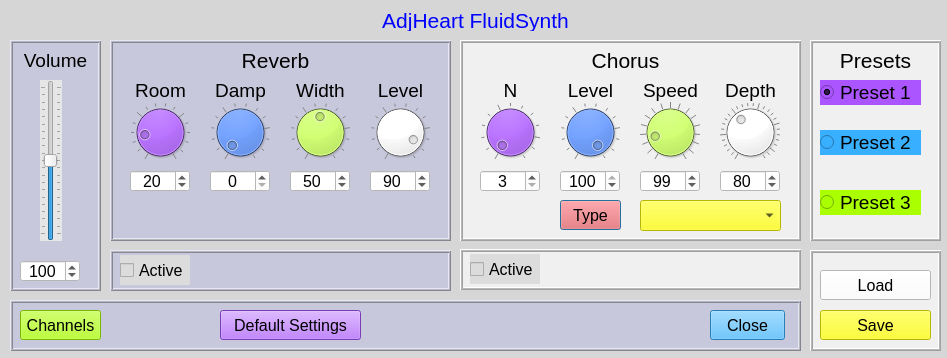
This is AdjRaspi5qtSynthApp_2/Dialog_AdjFluidSynth.ui in nahumbudin/AdjRaspi5qtSynthApp_2 as Qt 5 draws it before an edit. The edited form follows.
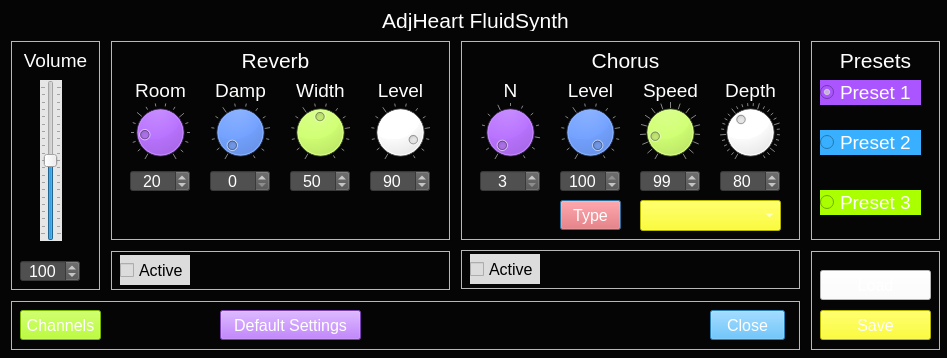
This is the edited form. Custom widgets are drawn as their Qt base class.

```diff
--- a/AdjRaspi5qtSynthApp_2/Dialog_AdjFluidSynth.ui
+++ b/AdjRaspi5qtSynthApp_2/Dialog_AdjFluidSynth.ui
@@ -16,54 +16,54 @@
      <colorrole role="WindowText">
       <brush brushstyle="SolidPattern">
        <color alpha="255">
-        <red>0</red>
-        <green>0</green>
-        <blue>0</blue>
+        <red>255</red>
+        <green>255</green>
+        <blue>255</blue>
        </color>
       </brush>
      </colorrole>
      <colorrole role="Button">
       <brush brushstyle="SolidPattern">
        <color alpha="255">
-        <red>214</red>
-        <green>214</green>
-        <blue>214</blue>
+        <red>5</red>
+        <green>5</green>
+        <blue>5</blue>
        </color>
       </brush>
      </colorrole>
      <colorrole role="Text">
       <brush brushstyle="SolidPattern">
        <color alpha="255">
-        <red>0</red>
-        <green>0</green>
-        <blue>0</blue>
+        <red>255</red>
+        <green>255</green>
+        <blue>255</blue>
        </color>
       </brush>
      </colorrole>
      <colorrole role="ButtonText">
       <brush brushstyle="SolidPattern">
        <color alpha="255">
-        <red>0</red>
-        <green>0</green>
-        <blue>0</blue>
+        <red>255</red>
+        <green>255</green>
+        <blue>255</blue>
        </color>
       </brush>
      </colorrole>
      <colorrole role="Base">
       <brush brushstyle="SolidPattern">
        <color alpha="255">
-        <red>214</red>
-        <green>214</green>
-        <blue>214</blue>
+        <red>5</red>
+        <green>5</green>
+        <blue>5</blue>
        </color>
       </brush>
      </colorrole>
      <colorrole role="Window">
       <brush brushstyle="SolidPattern">
        <color alpha="255">
-        <red>214</red>
-        <green>214</green>
-        <blue>214</blue>
+        <red>5</red>
+        <green>5</green>
+        <blue>5</blue>
        </color>
       </brush>
      </colorrole>
@@ -72,54 +72,54 @@
      <colorrole role="WindowText">
       <brush brushstyle="SolidPattern">
        <color alpha="255">
-        <red>0</red>
-        <green>0</green>
-        <blue>0</blue>
+        <red>255</red>
+        <green>255</green>
+        <blue>255</blue>
        </color>
       </brush>
      </colorrole>
      <colorrole role="Button">
       <brush brushstyle="SolidPattern">
        <color alpha="255">
-        <red>214</red>
-        <green>214</green>
-        <blue>214</blue>
+        <red>5</red>
+        <green>5</green>
+        <blue>5</blue>
        </color>
       </brush>
      </colorrole>
      <colorrole role="Text">
       <brush brushstyle="SolidPattern">
        <color alpha="255">
-        <red>0</red>
-        <green>0</green>
-        <blue>0</blue>
+        <red>255</red>
+        <green>255</green>
+        <blue>255</blue>
        </color>
       </brush>
      </colorrole>
      <colorrole role="ButtonText">
       <brush brushstyle="SolidPattern">
        <color alpha="255">
-        <red>0</red>
-        <green>0</green>
-        <blue>0</blue>
+        <red>255</red>
+        <green>255</green>
+        <blue>255</blue>
        </color>
       </brush>
      </colorrole>
      <colorrole role="Base">
       <brush brushstyle="SolidPattern">
        <color alpha="255">
-        <red>214</red>
-        <green>214</green>
-        <blue>214</blue>
+        <red>5</red>
+        <green>5</green>
+        <blue>5</blue>
        </color>
       </brush>
      </colorrole>
      <colorrole role="Window">
       <brush brushstyle="SolidPattern">
        <color alpha="255">
-        <red>214</red>
-        <green>214</green>
-        <blue>214</blue>
+        <red>5</red>
+        <green>5</green>
+        <blue>5</blue>
        </color>
       </brush>
      </colorrole>
@@ -128,54 +128,54 @@
      <colorrole role="WindowText">
       <brush brushstyle="SolidPattern">
        <color alpha="255">
-        <red>0</red>
-        <green>0</green>
-        <blue>0</blue>
+        <red>255</red>
+        <green>255</green>
+        <blue>255</blue>
        </color>
       </brush>
      </colorrole>
      <colorrole role="Button">
       <brush brushstyle="SolidPattern">
        <color alpha="255">
-        <red>214</red>
-        <green>214</green>
-        <blue>214</blue>
+        <red>5</red>
+        <green>5</green>
+        <blue>5</blue>
        </color>
       </brush>
      </colorrole>
      <colorrole role="Text">
       <brush brushstyle="SolidPattern">
        <color alpha="255">
-        <red>0</red>
-        <green>0</green>
-        <blue>0</blue>
+        <red>255</red>
+        <green>255</green>
+        <blue>255</blue>
        </color>
       </brush>
      </colorrole>
      <colorrole role="ButtonText">
       <brush brushstyle="SolidPattern">
        <color alpha="255">
-        <red>0</red>
-        <green>0</green>
-        <blue>0</blue>
+        <red>255</red>
+        <green>255</green>
+        <blue>255</blue>
        </color>
       </brush>
      </colorrole>
      <colorrole role="Base">
       <brush brushstyle="SolidPattern">
        <color alpha="255">
-        <red>214</red>
-        <green>214</green>
-        <blue>214</blue>
+        <red>5</red>
+        <green>5</green>
+        <blue>5</blue>
        </color>
       </brush>
      </colorrole>
      <colorrole role="Window">
       <brush brushstyle="SolidPattern">
        <color alpha="255">
-        <red>214</red>
-        <green>214</green>
-        <blue>214</blue>
+        <red>5</red>
+        <green>5</green>
+        <blue>5</blue>
        </color>
       </brush>
      </colorrole>
@@ -186,8 +186,8 @@
    <string>FluidSynth</string>
   </property>
   <property name="styleSheet">
-   <string notr="true">background-color: rgb(214, 214, 214);
-color: rgb(128,128,1285);</string>
+   <string notr="true">color: rgb(255, 255, 255);
+background-color: rgb(5, 5, 5);</string>
   </property>
   <widget class="QFrame" name="frame_Reverb">
    <property name="geometry">
@@ -204,7 +204,8 @@
     </font>
    </property>
    <property name="styleSheet">
-    <string notr="true">background-color: rgb(200,200,220);</string>
+    <string notr="true">color: rgb(255, 255, 255);
+background-color: rgb(5, 5, 5);</string>
    </property>
    <property name="frameShape">
     <enum>QFrame::Box</enum>
@@ -342,7 +343,8 @@
      </font>
     </property>
     <property name="styleSheet">
-     <string notr="true">background-color: rgb(255, 255, 255);</string>
+     <string notr="true">background-color: rgb(80,80,80);
+color: rgb(255, 255, 255);</string>
     </property>
     <property name="alignment">
      <set>Qt::AlignCenter</set>
@@ -369,7 +371,8 @@
      </font>
     </property>
     <property name="styleSheet">
-     <string notr="true">background-color: rgb(255, 255, 255);</string>
+     <string notr="true">background-color: rgb(80,80,80);
+color: rgb(255, 255, 255);</string>
     </property>
     <property name="alignment">
      <set>Qt::AlignCenter</set>
@@ -396,7 +399,8 @@
      </font>
     </property>
     <property name="styleSheet">
-     <string notr="true">background-color: rgb(255, 255, 255);</string>
+     <string notr="true">background-color: rgb(80,80,80);
+color: rgb(255, 255, 255);</string>
     </property>
     <property name="alignment">
      <set>Qt::AlignCenter</set>
@@ -423,7 +427,8 @@
      </font>
     </property>
     <property name="styleSheet">
-     <string notr="true">background-color: rgb(255, 255, 255);</string>
+     <string notr="true">background-color: rgb(80,80,80);
+color: rgb(255, 255, 255);</string>
     </property>
     <property name="alignment">
      <set>Qt::AlignCenter</set>
@@ -556,7 +561,8 @@
     </font>
    </property>
    <property name="styleSheet">
-    <string notr="true">background-color: rgb(240, 240, 240);</string>
+    <string notr="true">color: rgb(255, 255, 255);
+background-color: rgb(5, 5, 5);</string>
    </property>
    <property name="frameShape">
     <enum>QFrame::Box</enum>
@@ -700,7 +706,8 @@
      </font>
     </property>
     <property name="styleSheet">
-     <string notr="true">background-color: rgb(255, 255, 255);</string>
+     <string notr="true">background-color: rgb(80,80,80);
+color: rgb(255, 255, 255);</string>
     </property>
     <property name="alignment">
      <set>Qt::AlignCenter</set>
@@ -727,7 +734,8 @@
      </font>
     </property>
     <property name="styleSheet">
-     <string notr="true">background-color: rgb(255, 255, 255);</string>
+     <string notr="true">background-color: rgb(80,80,80);
+color: rgb(255, 255, 255);</string>
     </property>
     <property name="alignment">
      <set>Qt::AlignCenter</set>
@@ -757,7 +765,8 @@
      </font>
     </property>
     <property name="styleSheet">
-     <string notr="true">background-color: rgb(255, 255, 255);</string>
+     <string notr="true">background-color: rgb(80,80,80);
+color: rgb(255, 255, 255);</string>
     </property>
     <property name="alignment">
      <set>Qt::AlignCenter</set>
@@ -784,7 +793,8 @@
      </font>
     </property>
     <property name="styleSheet">
-     <string notr="true">background-color: rgb(255, 255, 255);</string>
+     <string notr="true">background-color: rgb(80,80,80);
+color: rgb(255, 255, 255);</string>
     </property>
     <property name="alignment">
      <set>Qt::AlignCenter</set>
@@ -962,7 +972,8 @@
     </rect>
    </property>
    <property name="styleSheet">
-    <string notr="true">background-color: rgb(200, 200, 220);</string>
+    <string notr="true">color: rgb(255, 255, 255);
+background-color: rgb(5, 5, 5);</string>
    </property>
    <property name="frameShape">
     <enum>QFrame::Box</enum>
@@ -1009,7 +1020,8 @@
      </font>
     </property>
     <property name="styleSheet">
-     <string notr="true">background-color: rgb(255, 255, 255);</string>
+     <string notr="true">background-color: rgb(80,80,80);
+color: rgb(255, 255, 255);</string>
     </property>
     <property name="alignment">
      <set>Qt::AlignCenter</set>
@@ -1068,7 +1080,8 @@
     <bool>false</bool>
    </property>
    <property name="styleSheet">
-    <string notr="true">color: rgb(0, 0, 255);</string>
+    <string notr="true">color: rgb(255, 255, 255);
+background-color: rgb(5, 5, 5);</string>
    </property>
    <property name="text">
     <string>AdjHeart FluidSynth</string>
@@ -1087,7 +1100,8 @@
     </rect>
    </property>
    <property name="styleSheet">
-    <string notr="true">background-color: rgb(200,200,220);</string>
+    <string notr="true">color: rgb(255, 255, 255);
+background-color: rgb(5, 5, 5);</string>
    </property>
    <property name="frameShape">
     <enum>QFrame::Box</enum>
@@ -1172,7 +1186,8 @@
     </rect>
    </property>
    <property name="styleSheet">
-    <string notr="true">background-color: rgb(240, 240, 240);</string>
+    <string notr="true">color: rgb(255, 255, 255);
+background-color: rgb(5, 5, 5);</string>
    </property>
    <property name="frameShape">
     <enum>QFrame::Box</enum>
@@ -1216,7 +1231,8 @@
     </rect>
    </property>
    <property name="styleSheet">
-    <string notr="true">background-color: rgb(200,200,220);</string>
+    <string notr="true">color: rgb(255, 255, 255);
+background-color: rgb(5, 5, 5);</string>
    </property>
    <property name="frameShape">
     <enum>QFrame::Box</enum>
@@ -1260,7 +1276,8 @@
     </rect>
    </property>
    <property name="styleSheet">
-    <string notr="true">background-color: rgb(240, 240, 240);</string>
+    <string notr="true">color: rgb(255, 255, 255);
+background-color: rgb(5, 5, 5);</string>
    </property>
    <property name="frameShape">
     <enum>QFrame::Box</enum>
@@ -1369,7 +1386,8 @@
     </rect>
    </property>
    <property name="styleSheet">
-    <string notr="true">background-color: rgb(240, 240, 240);</string>
+    <string notr="true">color: rgb(255, 255, 255);
+background-color: rgb(5, 5, 5);</string>
    </property>
    <property name="frameShape">
     <enum>QFrame::Box</enum>
@@ -1433,6 +1451,23 @@
   <zorder>frame_Presets</zorder>
   <zorder>frame_4</zorder>
  </widget>
+ <customwidgets>
+  <customwidget>
+   <class>CustomVerticalSlider</class>
+   <extends>QSlider</extends>
+   <header location="global">customverticalslider.h</header>
+  </customwidget>
+  <customwidget>
+   <class>CustomDial</class>
+   <extends>QDial</extends>
+   <header location="global">customdial.h</header>
+  </customwidget>
+  <customwidget>
+   <class>CustomButton</class>
+   <extends>QPushButton</extends>
+   <header location="global">custombutton.h</header>
+  </customwidget>
+ </customwidgets>
  <resources/>
  <connections/>
 </ui>
```
Left out of the diff: 28 changed lines with no effect on the pictures.
